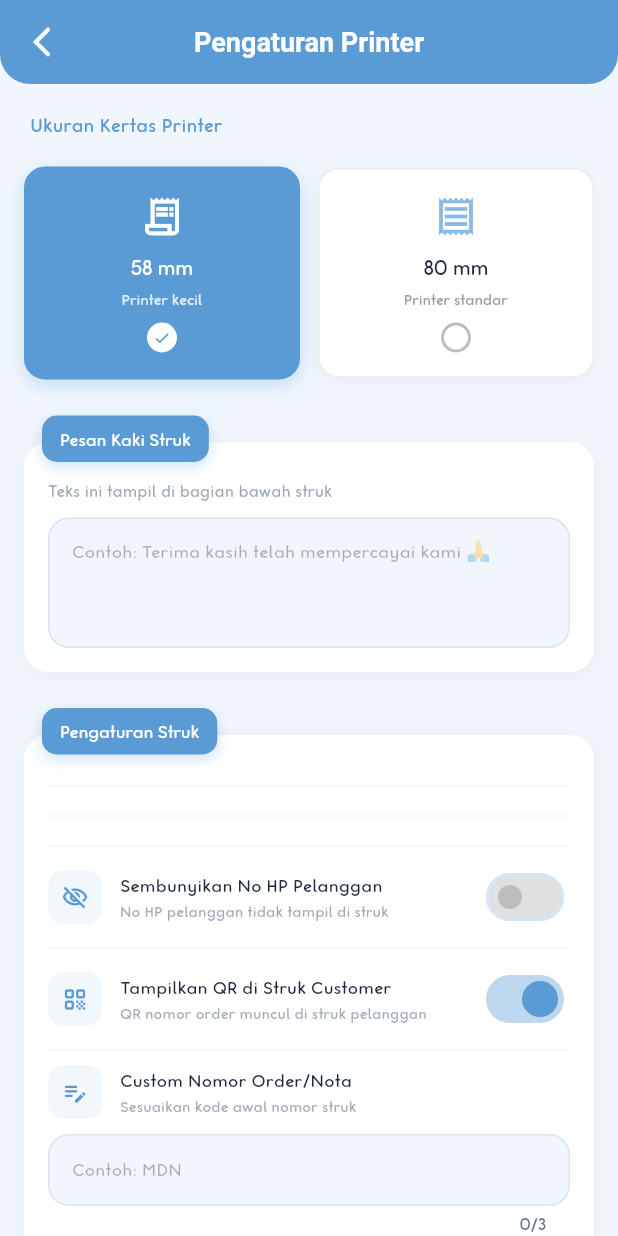
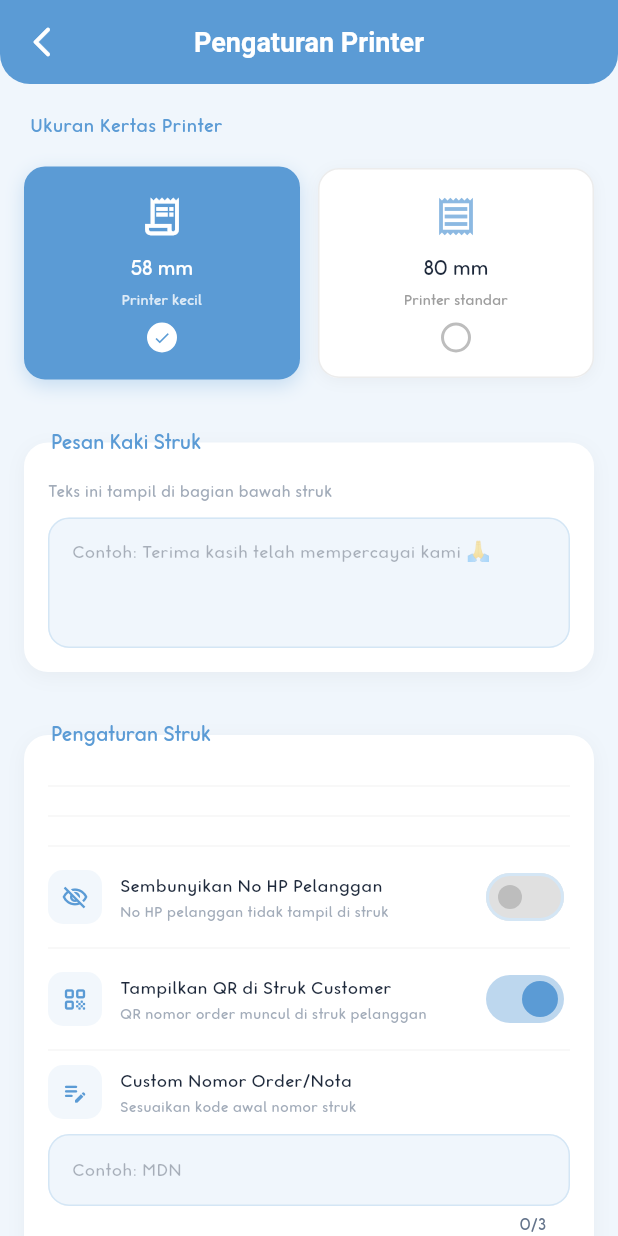
Before and after one commit to mdngarage-dev/MdnLaundry, a Flutter app: the PrinterSettingPage screen opened directly with empty values, on a phone screen of 412 x 824 dp. Run offline on Flutter 3.47's test engine with Material 3 defaults, Android fonts, the phone set to English and light mode, and no system bars; drawn by our look-alikes of overlay_support; our stand-ins replace cloud_firestore, cloud_functions, curved_navigation_bar, custom_refresh_indicator, firebase_auth, firebase_core and 10 more; missing offline and left inert: blue_thermal_printer, google_mlkit_barcode_scanning, mobile_scanner, onesignal_flutter, qr; accounts and stored records are empty; statements that could not run were skipped.

Commit message:
update terbaru

```diff
--- a/lib/screens/settings/outlet/printer_setting.dart
+++ b/lib/screens/settings/outlet/printer_setting.dart
@@ -1821,29 +1821,18 @@ class _PrinterSettingPageState extends State<PrinterSettingPage> {
 
                       // ── Label "Rekening Pembayaran" — menindih pojok kiri atas
                       Positioned(
-                        top: 0,
-                        left: 12,
+                        top: _kHeaderOverlap - 14,
+                        left: 10,
                         child: Container(
                           padding: const EdgeInsets.symmetric(
-                            horizontal: 12,
-                            vertical: 6,
-                          ),
-                          decoration: BoxDecoration(
-                            color: kPrimary,
-                            borderRadius: BorderRadius.circular(10),
-                            boxShadow: [
-                              BoxShadow(
-                                color: kPrimary.withOpacity(0.3),
-                                blurRadius: 8,
-                                offset: const Offset(0, 3),
-                              ),
-                            ],
+                            horizontal: 8,
+                            vertical: 2,
                           ),
                           child: const Text(
                             'Rekening Pembayaran',
                             style: TextStyle(
-                              color: Colors.white,
-                              fontSize: 13,
+                              color: kPrimary,
+                              fontSize: 15,
                               fontWeight: FontWeight.bold,
                             ),
                           ),
@@ -2004,29 +1993,18 @@ class _PrinterSettingPageState extends State<PrinterSettingPage> {
 
                       // ── Label "Footer Struk" — menindih pojok kiri atas
                       Positioned(
-                        top: 0,
-                        left: 12,
+                        top: _kHeaderOverlap - 14,
+                        left: 10,
                         child: Container(
                           padding: const EdgeInsets.symmetric(
-                            horizontal: 12,
-                            vertical: 6,
-                          ),
-                          decoration: BoxDecoration(
-                            color: kPrimary,
-                            borderRadius: BorderRadius.circular(10),
-                            boxShadow: [
-                              BoxShadow(
-                                color: kPrimary.withOpacity(0.3),
-                                blurRadius: 8,
-                                offset: const Offset(0, 3),
-                              ),
-                            ],
+                            horizontal: 8,
+                            vertical: 2,
                           ),
                           child: const Text(
-                            'Footer Struk',
+                            'Footer Setruk',
                             style: TextStyle(
-                              color: Colors.white,
-                              fontSize: 13,
+                              color: kPrimary,
+                              fontSize: 15,
                               fontWeight: FontWeight.bold,
                             ),
                           ),
@@ -2138,10 +2116,15 @@ class _PrinterSettingPageState extends State<PrinterSettingPage> {
   // ════════════════════════════════════════════════════════════════════════
   //  _cardWithHeader — Card dengan judul menindih di pojok kiri atas
   // ════════════════════════════════════════════════════════════════════════
-  Widget _cardWithHeader({required String title, required Widget child}) {
+  Widget _cardWithHeader({
+    required String title,
+    required Widget child,
+    Widget? trailing, // <--- Tombol '+ Tambah' atau 'Upgrade' di sisi kanan
+  }) {
     return Stack(
       clipBehavior: Clip.none,
       children: [
+        // 1. Kotak Konten Utama (Putih)
         Container(
           width: double.infinity,
           margin: const EdgeInsets.only(top: _kHeaderOverlap),
@@ -2159,32 +2142,35 @@ class _PrinterSettingPageState extends State<PrinterSettingPage> {
           ),
           child: child,
         ),
+
+        // 2. Teks Judul di Sisi Kiri (Memotong Garis)
         Positioned(
-          top: 0,
-          left: 12,
+          top:
+              _kHeaderOverlap -
+              14, // <--- Menggunakan hitungan pas dari kode FOOTER SETRUK Anda
+          left: 10,
           child: Container(
-            padding: const EdgeInsets.symmetric(horizontal: 12, vertical: 6),
-            decoration: BoxDecoration(
-              color: kPrimary,
-              borderRadius: BorderRadius.circular(10),
-              boxShadow: [
-                BoxShadow(
-                  color: kPrimary.withOpacity(0.3),
-                  blurRadius: 8,
-                  offset: const Offset(0, 3),
-                ),
-              ],
-            ),
+            padding: const EdgeInsets.symmetric(horizontal: 8, vertical: 2),
             child: Text(
               title,
               style: const TextStyle(
-                color: Colors.white,
-                fontSize: 13,
+                color: kPrimary, // <--- Warna teks biru utama
+                fontSize: 15,
                 fontWeight: FontWeight.bold,
               ),
             ),
           ),
         ),
+
+        // 3. Tombol Aksi di Sisi Kanan (Jika Ada, seperti + Tambah atau Upgrade)
+        if (trailing != null)
+          Positioned(
+            top:
+                _kHeaderOverlap -
+                20, // <--- Menyeimbangkan tinggi tombol orange/biru agar pas di tengah garis
+            right: 10,
+            child: trailing,
+          ),
       ],
     );
   }
```
